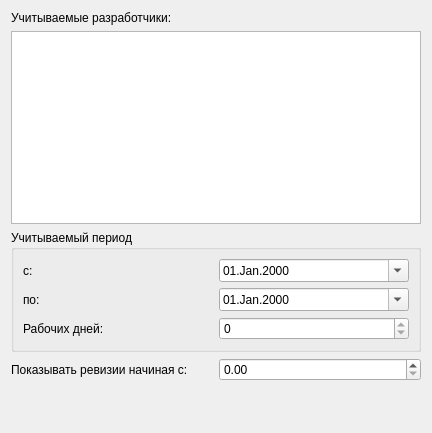
Old version of the form WizardUI/localsettingspage.ui in the repository SergeyPoklonov/OMPDevelopers.
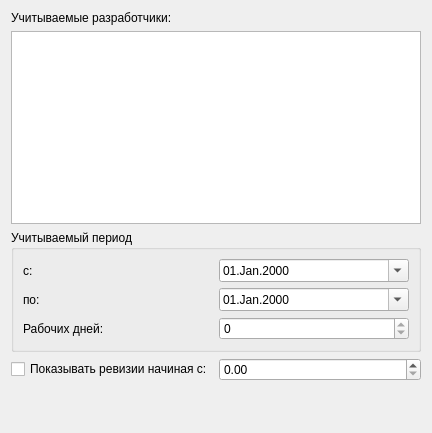
New version of the form.

Patch:
```diff
--- a/WizardUI/localsettingspage.ui
+++ b/WizardUI/localsettingspage.ui
@@ -111,7 +111,7 @@
      <item>
       <layout class="QHBoxLayout" name="horizontalLayout_4">
        <item>
-        <widget class="QLabel" name="label_5">
+        <widget class="QCheckBox" name="minRevHrsCheck">
          <property name="text">
           <string>Показывать ревизии начиная с:</string>
          </property>
```
